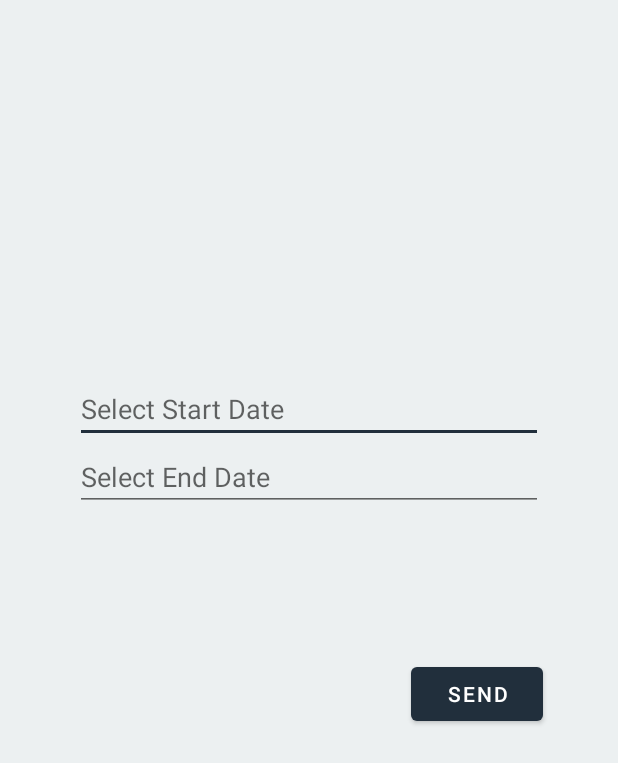
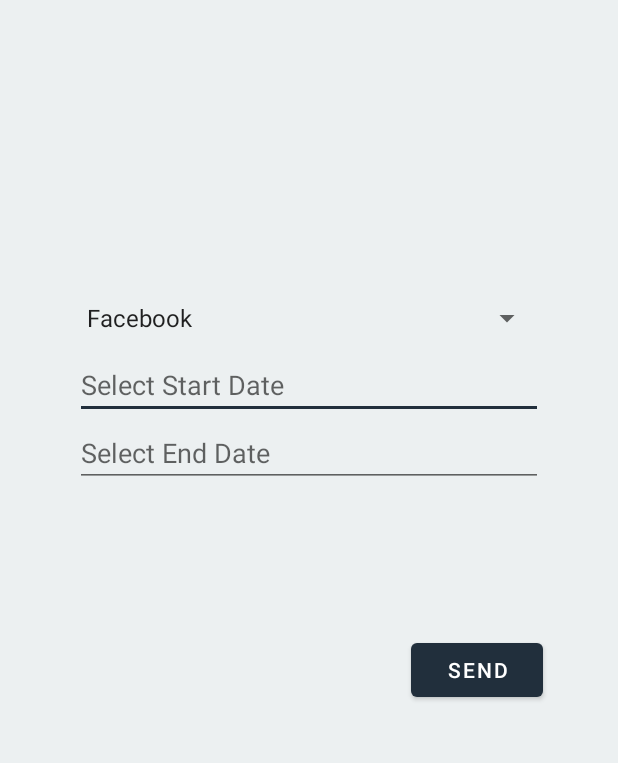
Before and after one commit to doanburak97/BusinessAppFrontend, an Android app: the screen it shows after launch (MainActivity), on a phone screen of 412 x 824 dp. Shown: the top 763 px of the screen. Run offline under Robolectric (Android 15) with nearby library versions, the phone set to English and light mode, and no system bars; our stand-ins replace Volley.

Commit message:
commit 10

```diff
--- a/app/src/main/java/com/doanburak/businessappfrontend/MainActivity.java
+++ b/app/src/main/java/com/doanburak/businessappfrontend/MainActivity.java
@@ -2,13 +2,17 @@ package com.doanburak.businessappfrontend;
 
 import androidx.appcompat.app.AppCompatActivity;
 
+import android.annotation.SuppressLint;
 import android.app.DatePickerDialog;
 import android.app.TimePickerDialog;
 import android.os.Bundle;
 import android.view.View;
+import android.widget.AdapterView;
+import android.widget.ArrayAdapter;
 import android.widget.Button;
 import android.widget.DatePicker;
 import android.widget.EditText;
+import android.widget.Spinner;
 import android.widget.TextView;
 import android.widget.TimePicker;
 import android.widget.Toast;
@@ -22,14 +26,16 @@ import com.android.volley.toolbox.Volley;
 
 import java.text.SimpleDateFormat;
 import java.util.Calendar;
+import java.util.Date;
 import java.util.HashMap;
 import java.util.Map;
 
-public class MainActivity extends AppCompatActivity {
+public class MainActivity extends AppCompatActivity implements AdapterView.OnItemSelectedListener {
 
+    Spinner sp_company;
     EditText start_date_time_input, end_date_time_input;
     TextView tv_startAndEndDate, tv_prediction;
-    String startDate, endDate;
+    String startDate, endDate, company;
     Button btn_send;
 
     @Override
@@ -37,11 +43,17 @@ public class MainActivity extends AppCompatActivity {
         super.onCreate(savedInstanceState);
         setContentView(R.layout.activity_main);
 
+        sp_company = findViewById(R.id.sp_company);
         start_date_time_input = findViewById(R.id.start_date_time_input);
         end_date_time_input = findViewById(R.id.end_date_time_input);
         tv_startAndEndDate = findViewById(R.id.tv_startAndEndDate);
         tv_prediction = findViewById(R.id.tv_prediction);
         btn_send = findViewById(R.id.btn_send);
+
+        ArrayAdapter<CharSequence> adapter = ArrayAdapter.createFromResource(this, R.array.companies, android.R.layout.simple_spinner_item);
+        adapter.setDropDownViewResource(android.R.layout.simple_spinner_dropdown_item);
+        sp_company.setAdapter(adapter);
+        sp_company.setOnItemSelectedListener(this);
 
         start_date_time_input.setOnClickListener(new View.OnClickListener(){
             public void onClick(View v) {
@@ -56,9 +68,16 @@ public class MainActivity extends AppCompatActivity {
         });
 
         btn_send.setOnClickListener(new View.OnClickListener() {
+            @SuppressLint("SetTextI18n")
             @Override
             public void onClick(View v) {
-                tv_startAndEndDate.setText("Selected dates : " + "\n" + startDate + " " + endDate);
+
+                if(isDateAfter(startDate, endDate)){
+                    return;
+                }
+
+                tv_startAndEndDate.setText("Selected dates : " + "\n" + startDate + " " + endDate +
+                        "\nSelected Company : " + company);
                 tv_prediction.setText("Buraya tahmin edilmiş veri gelecek.");
 
                 String url = "";
@@ -98,7 +117,7 @@ public class MainActivity extends AppCompatActivity {
                 calendar.set(Calendar.MONTH,month);
                 calendar.set(Calendar.DAY_OF_MONTH,dayOfMonth);
 
-                SimpleDateFormat simpleDateFormat=new SimpleDateFormat("YY-MM-dd");
+                @SuppressLint("SimpleDateFormat") SimpleDateFormat simpleDateFormat=new SimpleDateFormat("yyyy-MM-dd");
 
                 date_time_in.setText(simpleDateFormat.format(calendar.getTime()));
                 startDate = simpleDateFormat.format(calendar.getTime());
@@ -118,7 +137,7 @@ public class MainActivity extends AppCompatActivity {
                 calendar.set(Calendar.MONTH,month);
                 calendar.set(Calendar.DAY_OF_MONTH,dayOfMonth);
 
-                SimpleDateFormat simpleDateFormat=new SimpleDateFormat("YY-MM-dd");
+                @SuppressLint("SimpleDateFormat") SimpleDateFormat simpleDateFormat=new SimpleDateFormat("yyyy-MM-dd");
 
                 date_time_in.setText(simpleDateFormat.format(calendar.getTime()));
                 endDate = simpleDateFormat.format(calendar.getTime());
@@ -130,4 +149,38 @@ public class MainActivity extends AppCompatActivity {
     }
 
 
+    @Override
+    public void onItemSelected(AdapterView<?> parent, View view, int position, long id) {
+        String selectedCompany = parent.getItemAtPosition(position).toString();
+        int spinner_pos = sp_company.getSelectedItemPosition();
+        String[] dataName = getResources().getStringArray(R.array.dataName);
+        company = dataName[spinner_pos];
+    }
+
+    @Override
+    public void onNothingSelected(AdapterView<?> parent) {
+
+    }
+
+    public boolean isDateAfter(String startDate, String endDate){
+
+        try{
+
+            String dateFormat = "yyyy-MM-dd";
+            @SuppressLint("SimpleDateFormat") SimpleDateFormat df = new SimpleDateFormat(dateFormat);
+            Date date1 = df.parse(startDate);
+            Date date2 = df.parse(endDate);
+
+            if (date1 != null && date1.after(date2)){
+                Toast.makeText(MainActivity.this, "The first date can not be later!", Toast.LENGTH_SHORT).show();
+                return true;
+            }
+
+        }catch(Exception e){
+            return false;
+        }
+
+        return false;
+
+    }
 }
--- a/app/src/main/res/layout/activity_main.xml
+++ b/app/src/main/res/layout/activity_main.xml
@@ -4,22 +4,22 @@
     xmlns:tools="http://schemas.android.com/tools"
     android:layout_width="match_parent"
     android:layout_height="match_parent"
-    tools:context=".MainActivity"
-    android:background="@color/color">
+    android:background="@color/color"
+    tools:context=".MainActivity">
 
     <EditText
         android:id="@+id/start_date_time_input"
         android:layout_width="match_parent"
         android:layout_height="wrap_content"
         android:layout_marginStart="50dp"
-        android:layout_marginTop="250dp"
+        android:layout_marginTop="10dp"
         android:layout_marginEnd="50dp"
         android:hint="Select Start Date"
         android:inputType="none"
         app:layout_constraintEnd_toEndOf="parent"
         app:layout_constraintHorizontal_bias="0.0"
         app:layout_constraintStart_toStartOf="parent"
-        app:layout_constraintTop_toTopOf="parent" />
+        app:layout_constraintTop_toBottomOf="@+id/sp_company" />
 
     <EditText
         android:id="@+id/end_date_time_input"
@@ -66,5 +66,17 @@
         app:layout_constraintStart_toStartOf="parent"
         app:layout_constraintTop_toBottomOf="@+id/tv_startAndEndDate" />
 
+    <Spinner
+        android:id="@+id/sp_company"
+        android:layout_width="match_parent"
+        android:layout_height="wrap_content"
+        android:layout_marginStart="50dp"
+        android:layout_marginTop="200dp"
+        android:layout_marginEnd="50dp"
+        android:entries="@array/dataName"
+        app:layout_constraintEnd_toEndOf="parent"
+        app:layout_constraintStart_toStartOf="parent"
+        app:layout_constraintTop_toTopOf="parent" />
+
 
 </androidx.constraintlayout.widget.ConstraintLayout>
--- a/app/src/main/res/values/strings.xml
+++ b/app/src/main/res/values/strings.xml
@@ -1,4 +1,37 @@
 <resources>
     <string name="app_name">BusinessAppFrontend</string>
     <color name="color">#ECF0F1</color>
+
+    <string-array name="companies">
+        <item>Facebook</item>
+        <item>Apple</item>
+        <item>Twitter</item>
+        <item>Microsoft</item>
+        <item>Amazon</item>
+        <item>Intel</item>
+        <item>Netflix</item>
+        <item>Tesla</item>
+        <item>IBM</item>
+        <item>Oracle</item>
+        <item>AMD</item>
+        <item>NVIDIA</item>
+        <item>DELL</item>
+    </string-array>
+
+    <string-array name="dataName">
+        <item>FB</item>
+        <item>AAPL</item>
+        <item>TWTR</item>
+        <item>MSFT</item>
+        <item>AMZN</item>
+        <item>INTC</item>
+        <item>NFLX</item>
+        <item>TSLA</item>
+        <item>IBM</item>
+        <item>ORCL</item>
+        <item>AMD</item>
+        <item>NVDA</item>
+        <item>DELL</item>
+    </string-array>
+
 </resources>
```
